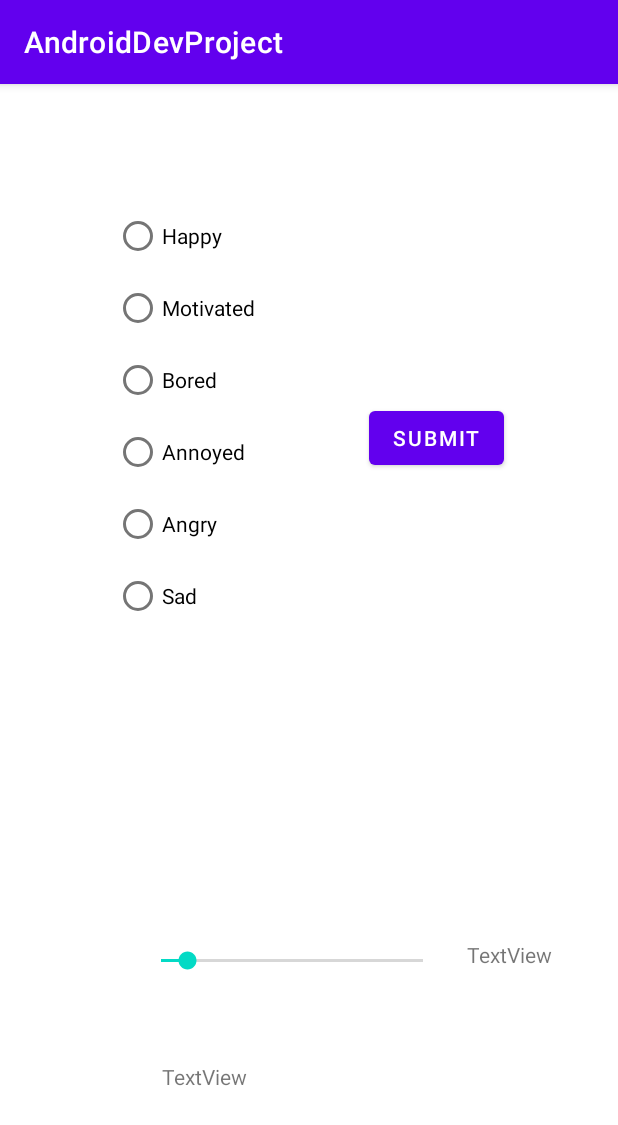
After one commit to RaiyanAfiz/Mobile-Application-Development-Project, an Android app: the Mood screen opened directly, with no data from a screen before it, on a phone screen of 412 x 824 dp. The commit adds this screen. Shown: the top 1125 px of the screen. Run offline under Robolectric (Android 15) with nearby library versions, the phone set to English and light mode, and no system bars.

Commit message:
Adds mood and intensity activity

```diff
--- a/app/src/main/AndroidManifest.xml
+++ b/app/src/main/AndroidManifest.xml
@@ -10,6 +10,9 @@
         android:supportsRtl="true"
         android:theme="@style/Theme.AndroidDevProject">
         <activity
+            android:name=".Mood"
+            android:exported="false" />
+        <activity
             android:name=".MainActivity"
             android:exported="true">
             <intent-filter>
--- a/app/src/main/java/com/example/androiddevproject/MainActivity.java
+++ b/app/src/main/java/com/example/androiddevproject/MainActivity.java
@@ -2,13 +2,28 @@ package com.example.androiddevproject;
 
 import androidx.appcompat.app.AppCompatActivity;
 
+import android.content.Intent;
 import android.os.Bundle;
+import android.view.View;
+import android.widget.Button;
 
 public class MainActivity extends AppCompatActivity {
 
+    Button btn;
     @Override
     protected void onCreate(Bundle savedInstanceState) {
         super.onCreate(savedInstanceState);
         setContentView(R.layout.activity_main);
+
+        btn = findViewById(R.id.btn1);
+
+        btn.setOnClickListener(new View.OnClickListener() {
+            @Override
+            public void onClick(View view) {
+                Intent moveToMove = new Intent(MainActivity.this, Mood.class);
+                startActivity(moveToMove);
+            }
+        });
+
     }
 }
--- /dev/null
+++ b/app/src/main/java/com/example/androiddevproject/Mood.java
@@ -0,0 +1,71 @@
+package com.example.androiddevproject;
+
+import androidx.appcompat.app.AppCompatActivity;
+
+import android.os.Bundle;
+import android.view.View;
+import android.widget.Button;
+import android.widget.RadioButton;
+import android.widget.RadioGroup;
+import android.widget.SeekBar;
+import android.widget.TextView;
+
+public class Mood extends AppCompatActivity {
+
+    RadioButton radEmotion;
+    RadioGroup radGroupEmotion;
+    Button btnSubmit;
+    TextView lbl, lblIntensity;
+    SeekBar emotionIntensity;
+
+    @Override
+    protected void onCreate(Bundle savedInstanceState) {
+        super.onCreate(savedInstanceState);
+        setContentView(R.layout.activity_mood);
+
+        radGroupEmotion = findViewById(R.id.radGroupEmotions);
+        btnSubmit = findViewById(R.id.btnSubmit);
+        lbl = findViewById(R.id.lblShow);
+        lblIntensity = findViewById(R.id.lblShowIntensity);
+        emotionIntensity = findViewById(R.id.seekBarIntensity);
+
+
+        radGroupEmotion.setOnCheckedChangeListener(new RadioGroup.OnCheckedChangeListener() {
+            @Override
+            public void onCheckedChanged(RadioGroup radioGroup, int i) {
+                int selectedId = radioGroup.getCheckedRadioButtonId();
+                radEmotion = findViewById(selectedId);
+            }
+        });
+
+        btnSubmit.setOnClickListener(new View.OnClickListener() {
+            @Override
+            public void onClick(View view) {
+                String temp = "Mood: ";
+                temp += radEmotion.getText().toString() + " \nIntensity: ";
+                temp += emotionIntensity.getProgress();
+                lbl.setText(temp);
+            }
+        });
+
+        emotionIntensity.setOnSeekBarChangeListener(new SeekBar.OnSeekBarChangeListener() {
+            @Override
+            public void onProgressChanged(SeekBar seekBar, int i, boolean b) {
+                lblIntensity.setText(i + "");
+            }
+
+            @Override
+            public void onStartTrackingTouch(SeekBar seekBar) {
+
+            }
+
+            @Override
+            public void onStopTrackingTouch(SeekBar seekBar) {
+
+            }
+        });
+
+
+
+    }
+}
--- a/app/src/main/res/layout/activity_main.xml
+++ b/app/src/main/res/layout/activity_main.xml
@@ -6,13 +6,16 @@
     android:layout_height="match_parent"
     tools:context=".MainActivity">
 
-    <TextView
+    <Button
+        android:id="@+id/btn1"
         android:layout_width="wrap_content"
         android:layout_height="wrap_content"
-        android:text="Hello World!"
+        android:text="@string/mood"
         app:layout_constraintBottom_toBottomOf="parent"
-        app:layout_constraintLeft_toLeftOf="parent"
-        app:layout_constraintRight_toRightOf="parent"
-        app:layout_constraintTop_toTopOf="parent" />
+        app:layout_constraintEnd_toEndOf="parent"
+        app:layout_constraintHorizontal_bias="0.498"
+        app:layout_constraintStart_toStartOf="parent"
+        app:layout_constraintTop_toTopOf="parent"
+        app:layout_constraintVertical_bias="0.204" />
 
 </androidx.constraintlayout.widget.ConstraintLayout>
--- /dev/null
+++ b/app/src/main/res/layout/activity_mood.xml
@@ -0,0 +1,102 @@
+<?xml version="1.0" encoding="utf-8"?>
+<androidx.constraintlayout.widget.ConstraintLayout xmlns:android="http://schemas.android.com/apk/res/android"
+    xmlns:app="http://schemas.android.com/apk/res-auto"
+    xmlns:tools="http://schemas.android.com/tools"
+    android:layout_width="match_parent"
+    android:layout_height="match_parent"
+    tools:context=".Mood">
+
+    <Button
+        android:id="@+id/btnSubmit"
+        android:layout_width="wrap_content"
+        android:layout_height="wrap_content"
+        android:layout_marginTop="212dp"
+        android:text="@string/submit"
+        app:layout_constraintEnd_toEndOf="parent"
+        app:layout_constraintHorizontal_bias="0.5"
+        app:layout_constraintStart_toEndOf="@+id/radGroupEmotions"
+        app:layout_constraintTop_toTopOf="parent" />
+
+    <TextView
+        android:id="@+id/lblShow"
+        android:layout_width="172dp"
+        android:layout_height="68dp"
+        android:layout_marginStart="108dp"
+        android:layout_marginBottom="48dp"
+        android:text="@string/textview"
+        app:layout_constraintBottom_toBottomOf="parent"
+        app:layout_constraintStart_toStartOf="parent" />
+
+    <RadioGroup
+        android:id="@+id/radGroupEmotions"
+        android:layout_width="wrap_content"
+        android:layout_height="wrap_content"
+        android:layout_marginTop="77dp"
+        app:layout_constraintEnd_toStartOf="@+id/btnSubmit"
+        app:layout_constraintHorizontal_bias="0.5"
+        app:layout_constraintStart_toStartOf="parent"
+        app:layout_constraintTop_toTopOf="parent">
+
+        <RadioButton
+            android:id="@+id/radHappy"
+            android:layout_width="match_parent"
+            android:layout_height="wrap_content"
+            android:text="@string/happy" />
+
+        <RadioButton
+            android:id="@+id/radMotivated"
+            android:layout_width="match_parent"
+            android:layout_height="wrap_content"
+            android:text="@string/motivated" />
+
+        <RadioButton
+            android:id="@+id/radBored"
+            android:layout_width="match_parent"
+            android:layout_height="wrap_content"
+            android:text="@string/bored" />
+
+        <RadioButton
+            android:id="@+id/radAnnoyed"
+            android:layout_width="match_parent"
+            android:layout_height="wrap_content"
+            android:text="@string/annoyed" />
+
+        <RadioButton
+            android:id="@+id/radAngry"
+            android:layout_width="match_parent"
+            android:layout_height="wrap_content"
+            android:text="@string/angry" />
+
+        <RadioButton
+            android:id="@+id/radSad"
+            android:layout_width="match_parent"
+            android:layout_height="wrap_content"
+            android:text="@string/sad" />
+    </RadioGroup>
+
+    <SeekBar
+        android:id="@+id/seekBarIntensity"
+        android:layout_width="0dp"
+        android:layout_height="44dp"
+        android:layout_marginStart="91dp"
+        android:layout_marginEnd="13dp"
+        android:layout_marginBottom="45dp"
+        android:max="100"
+        android:min="0"
+        android:progress="10"
+        app:layout_constraintBottom_toTopOf="@+id/lblShow"
+        app:layout_constraintEnd_toStartOf="@+id/lblShowIntensity"
+        app:layout_constraintStart_toStartOf="parent" />
+
+    <TextView
+        android:id="@+id/lblShowIntensity"
+        android:layout_width="wrap_content"
+        android:layout_height="wrap_content"
+        android:layout_marginTop="8dp"
+        android:layout_marginEnd="44dp"
+        android:text="TextView"
+        app:layout_constraintEnd_toEndOf="parent"
+        app:layout_constraintStart_toEndOf="@+id/seekBarIntensity"
+        app:layout_constraintTop_toTopOf="@+id/seekBarIntensity" />
+
+</androidx.constraintlayout.widget.ConstraintLayout>
--- a/app/src/main/res/values/strings.xml
+++ b/app/src/main/res/values/strings.xml
@@ -1,3 +1,12 @@
 <resources>
     <string name="app_name">AndroidDevProject</string>
+    <string name="bored">Bored</string>
+    <string name="motivated">Motivated</string>
+    <string name="happy">Happy</string>
+    <string name="annoyed">Annoyed</string>
+    <string name="angry">Angry</string>
+    <string name="sad">Sad</string>
+    <string name="textview">TextView</string>
+    <string name="submit">Submit</string>
+    <string name="mood">Mood</string>
 </resources>
```
